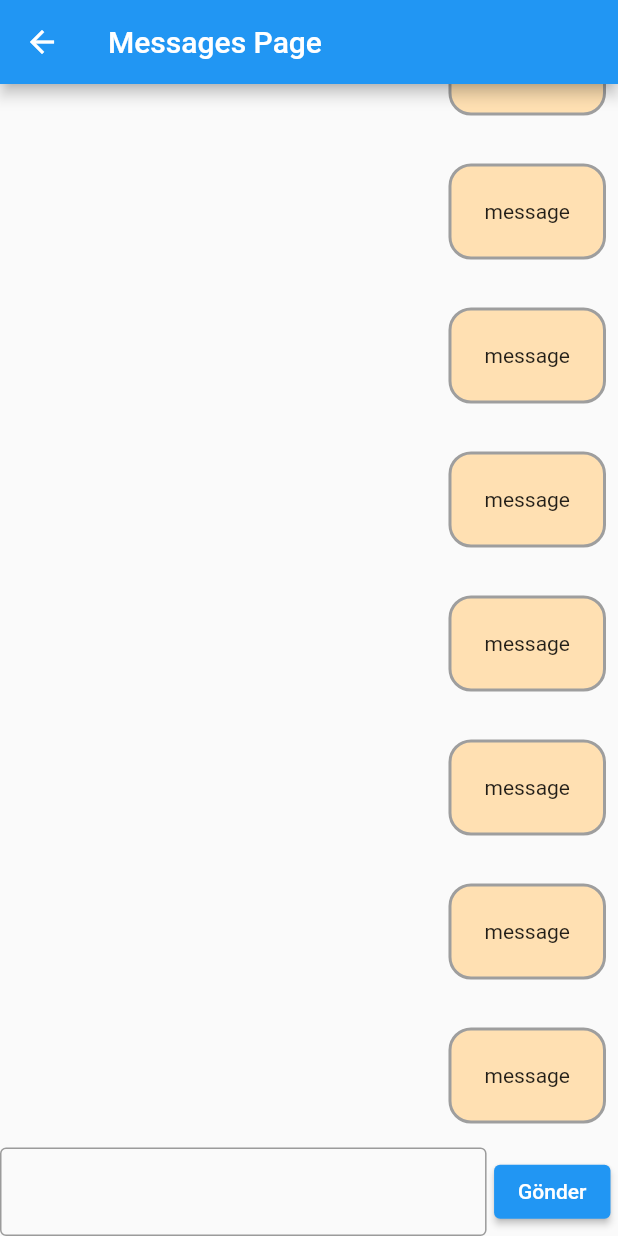
After one commit to respawnables/student_app, a Flutter app: the screen it shows after launch, after a tap on "Messages Page", on a phone screen of 412 x 824 dp. The commit adds this screen. Run offline on Flutter 3.47's test engine with Material 2 defaults, Android fonts, the phone set to English and light mode, and no system bars.

Commit message:
feat: create pages with mock datas

```diff
--- a/lib/main.dart
+++ b/lib/main.dart
@@ -1,4 +1,8 @@
 import 'package:flutter/material.dart';
+
+import 'package:student_app/pages/messages_page.dart';
+import 'package:student_app/pages/students_page.dart';
+import 'package:student_app/pages/teachers_page.dart';
 
 void main() {
   runApp(const StudentApp());
@@ -33,7 +37,41 @@ class HomePage extends StatelessWidget {
       body: Center(
         child: Column(
           mainAxisAlignment: MainAxisAlignment.center,
-          children: <Widget>[],
+          children: <Widget>[
+            TextButton(
+              onPressed: () {
+                Navigator.push(
+                  context,
+                  MaterialPageRoute(
+                    builder: (context) => const StudentsPage(),
+                  ),
+                );
+              },
+              child: const Text('Students Page'),
+            ),
+            TextButton(
+              onPressed: () {
+                Navigator.push(
+                  context,
+                  MaterialPageRoute(
+                    builder: (context) => const TeachersPage(),
+                  ),
+                );
+              },
+              child: const Text('Teachers Page'),
+            ),
+            TextButton(
+              onPressed: () {
+                Navigator.push(
+                  context,
+                  MaterialPageRoute(
+                    builder: (context) => const MessagesPage(),
+                  ),
+                );
+              },
+              child: const Text('Messages Page'),
+            )
+          ],
         ),
       ),
     );
--- /dev/null
+++ b/lib/pages/messages_page.dart
@@ -0,0 +1,67 @@
+import 'dart:math';
+
+import 'package:flutter/material.dart';
+
+class MessagesPage extends StatelessWidget {
+  const MessagesPage({Key? key}) : super(key: key);
+
+  @override
+  Widget build(BuildContext context) {
+    return Scaffold(
+      appBar: AppBar(
+        title: const Text('Messages Page'),
+      ),
+      body: Column(
+        children: [
+          Expanded(
+            child: ListView.builder(
+              reverse: true,
+              itemCount: 20,
+              itemBuilder: (context, index) {
+                bool isMe = Random().nextBool();
+                return Padding(
+                  padding: const EdgeInsets.symmetric(
+                      horizontal: 8.0, vertical: 16.0),
+                  child: Align(
+                    alignment:
+                        isMe ? Alignment.centerRight : Alignment.centerLeft,
+                    child: DecoratedBox(
+                      decoration: BoxDecoration(
+                          border: Border.all(color: Colors.grey, width: 2),
+                          borderRadius:
+                              const BorderRadius.all(Radius.circular(15)),
+                          color: Colors.orange.shade100),
+                      child: const Padding(
+                        padding: EdgeInsets.all(24.0),
+                        child: Text('message'),
+                      ),
+                    ),
+                  ),
+                );
+              },
+            ),
+          ),
+          Row(
+            children: [
+              const Expanded(
+                child: TextField(
+                  decoration: InputDecoration(
+                    border: OutlineInputBorder()
+                  ),
+                ),
+              ),
+
+              Padding(
+                padding: const EdgeInsets.symmetric(horizontal: 5.0),
+                child: ElevatedButton(
+                  onPressed: () {},
+                  child: const Text('Gönder'),
+                ),
+              )
+            ],
+          )
+        ],
+      ),
+    );
+  }
+}
```
Also changed, not shown: lib/pages/students_page.dart (added, +36 -0 lines), lib/pages/teachers_page.dart (added, +32 -0 lines).
